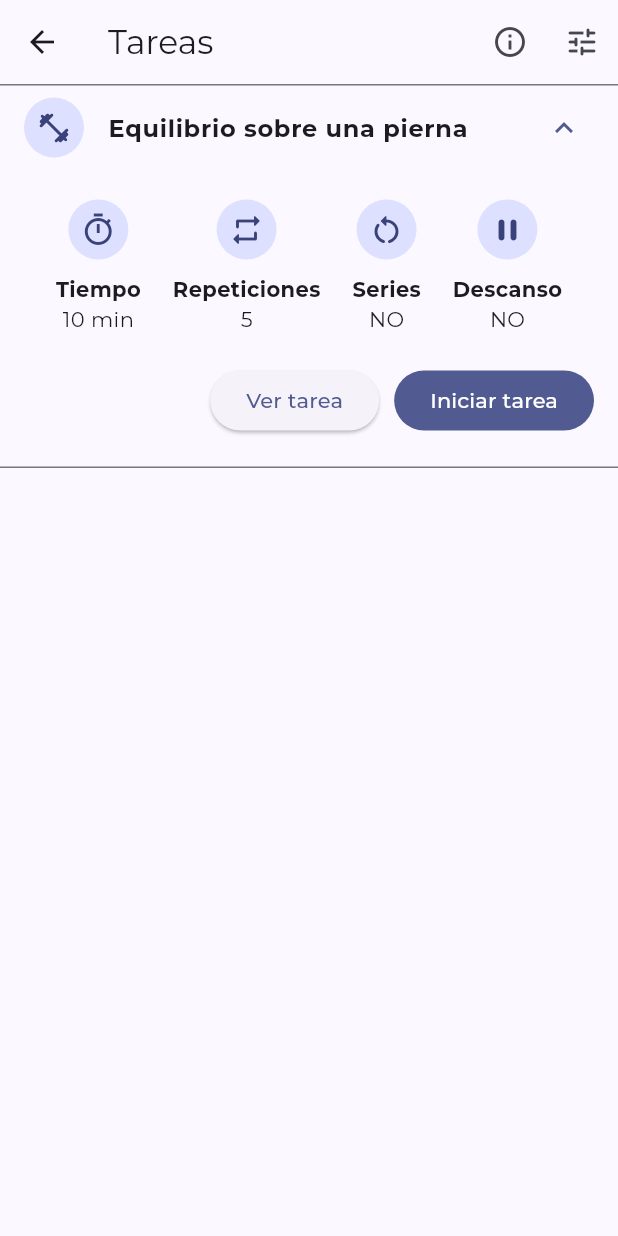
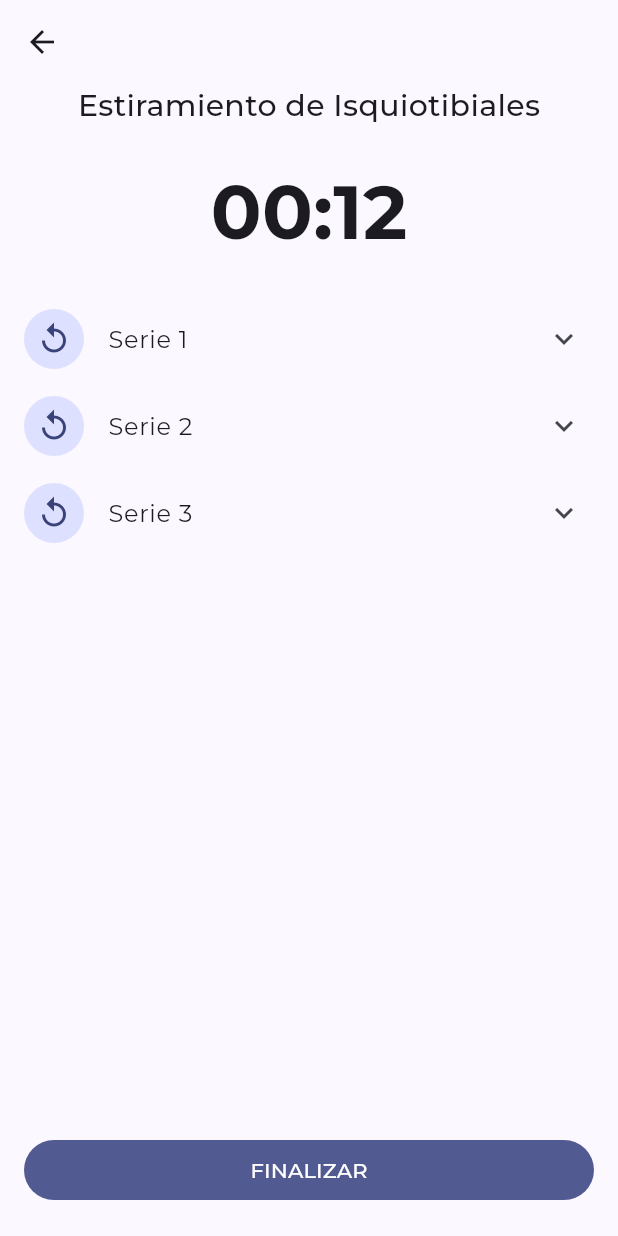
Before and after one commit to ldelacruzg/teraflex-mobile, a Flutter app: the TreatmentTasksScreen screen opened directly with empty values, after a tap on "Equilibrio sobre una pierna", after a tap on "Iniciar tarea", on a phone screen of 412 x 824 dp. Run offline on Flutter 3.47's test engine with Material 3 defaults, Android fonts, the phone set to English and light mode, and no system bars; our stand-ins replace chewie, dio, flutter_dotenv, go_router, isar, jwt_decoder and 1 more; accounts and stored records are empty; generated files the repository leaves out were written again; project files that could hold a hidden picture were left out.

Commit message:
feat: add start task screen

```diff
--- a/lib/config/router/app_router.dart
+++ b/lib/config/router/app_router.dart
@@ -4,6 +4,7 @@ import 'package:teraflex_mobile/features/home/ui/screens/home_screen.dart';
 import 'package:teraflex_mobile/features/settings/ui/screens/profile/profile_view.dart';
 import 'package:teraflex_mobile/features/settings/ui/screens/security/security_view.dart';
 import 'package:teraflex_mobile/features/settings/ui/screens/setting_screen.dart';
+import 'package:teraflex_mobile/features/tasks/ui/screens/start_task_screen.dart';
 import 'package:teraflex_mobile/features/tasks/ui/task_screen.dart';
 import 'package:teraflex_mobile/features/treatments/ui/screens/treatment_tasks_screen.dart';
 import 'package:teraflex_mobile/features/welcome_messages/ui/screens/welcome_messages_screen.dart';
@@ -42,6 +43,16 @@ final appRouter = GoRouter(
                 final taskId = state.pathParameters['taskId'] ?? 'no-id';
                 return TaskScreen(taskId: taskId);
               },
+              routes: [
+                GoRoute(
+                  path: 'start',
+                  name: StartTaskScreen.name,
+                  builder: (context, state) {
+                    final taskId = state.pathParameters['taskId'] ?? 'no-id';
+                    return StartTaskScreen(taskId: taskId);
+                  },
+                ),
+              ],
             ),
           ],
         ),
--- /dev/null
+++ b/lib/features/tasks/ui/screens/start_task_screen.dart
@@ -0,0 +1,186 @@
+import 'package:flutter/material.dart';
+import 'package:go_router/go_router.dart';
+
+class StartTaskScreen extends StatelessWidget {
+  static const String name = 'start_task_screen';
+  final String taskId;
+
+  const StartTaskScreen({
+    super.key,
+    required this.taskId,
+  });
+
+  void _onShowDialog(BuildContext context) {
+    showDialog(
+      context: context,
+      builder: (context) {
+        return AlertDialog(
+          title: const Text('¿Desea salir de la tarea?'),
+          content:
+              const Text('Si sale de la tarea, perderá el progreso actual.'),
+          actions: [
+            TextButton(
+              onPressed: () => context.pop(false),
+              child: const Text('Cancelar'),
+            ),
+            TextButton(
+              onPressed: () => context.pop(true),
+              child: const Text('Salir'),
+            ),
+          ],
+        );
+      },
+    ).then((value) => value ? context.pop() : null);
+  }
+
+  @override
+  Widget build(BuildContext context) {
+    return Scaffold(
+      appBar: AppBar(
+        leading: IconButton(
+          onPressed: () => _onShowDialog(context),
+          icon: const Icon(Icons.arrow_back_outlined),
+        ),
+      ),
+      body: const StartTaskView(),
+    );
+  }
+}
+
+class StartTaskView extends StatelessWidget {
+  const StartTaskView({
+    super.key,
+  });
+
+  @override
+  Widget build(BuildContext context) {
+    return Stack(
+      children: [
+        Column(
+          children: [
+            const Center(
+              child: Text(
+                'Estiramiento de Isquiotibiales',
+                style: TextStyle(
+                  fontSize: 20,
+                  fontWeight: FontWeight.w500,
+                ),
+              ),
+            ),
+            const SizedBox(height: 20),
+            const Text(
+              '00:12',
+              style: TextStyle(
+                fontSize: 50,
+                fontWeight: FontWeight.bold,
+              ),
+            ),
+            const SizedBox(height: 20),
+            Expanded(
+              child: ListView(
+                children: const [
+                  TimerSerie(title: 'Serie 1'),
+                  TimerSerie(title: 'Serie 2'),
+                  TimerSerie(title: 'Serie 3'),
+                ],
+              ),
+            ),
+            const SizedBox(height: 100)
+          ],
+        ),
+        Positioned(
+          left: 16,
+          bottom: 20,
+          right: 16,
+          child: FilledButton(
+            onPressed: () {},
+            child: const Text('FINALIZAR'),
+          ),
+        ),
+      ],
+    );
+  }
+}
+
+class TimerSerie extends StatelessWidget {
+  final String title;
+
+  const TimerSerie({
+    super.key,
+    required this.title,
+  });
+
+  @override
+  Widget build(BuildContext context) {
+    return ExpansionTile(
+      leading: const CircleAvatar(
+        child: Icon(Icons.replay_outlined),
+      ),
+      title: Text(title),
+      children: const [
+        TimerRepeat(
+          title: 'Repetición 1',
+          state: TimerRepeatState.done,
+        ),
+        TimerRepeat(
+          title: 'Repetición 2',
+          state: TimerRepeatState.current,
+        ),
+        TimerRepeat(
+          title: 'Repetición 3',
+          state: TimerRepeatState.pending,
+        ),
+      ],
+    );
+  }
+}
+
+enum TimerRepeatState {
+  done,
+  current,
+  pending,
+}
+
+class TimerRepeat extends StatelessWidget {
+  final String title;
+  final TimerRepeatState state;
+
+  const TimerRepeat({
+    super.key,
+    required this.title,
+    required this.state,
+  });
+
+  IconData getIcon() {
+    switch (state) {
+      case TimerRepeatState.done:
+        return Icons.check_circle_outline;
+      case TimerRepeatState.current:
+        return Icons.refresh_outlined;
+      case TimerRepeatState.pending:
+        return Icons.play_arrow_outlined;
+      default:
+        return Icons.play_arrow_outlined;
+    }
+  }
+
+  Color? getColor() {
+    return state == TimerRepeatState.pending ? Colors.grey : null;
+  }
+
+  @override
+  Widget build(BuildContext context) {
+    return ListTile(
+      title: Text(
+        title,
+        style: TextStyle(color: getColor()),
+      ),
+      trailing: CircleAvatar(
+        child: Icon(
+          getIcon(),
+          color: getColor(),
+        ),
+      ),
+    );
+  }
+}
--- a/lib/features/treatments/ui/screens/treatment_tasks_screen.dart
+++ b/lib/features/treatments/ui/screens/treatment_tasks_screen.dart
@@ -85,7 +85,8 @@ class ListTaskItem extends StatelessWidget {
                   ),
                   const SizedBox(width: 10),
                   FilledButton(
-                    onPressed: () {},
+                    onPressed: () =>
+                        context.push('/home/treatments/1/tasks/1/start'),
                     child: const Text('Iniciar tarea'),
                   )
                 ],
```
